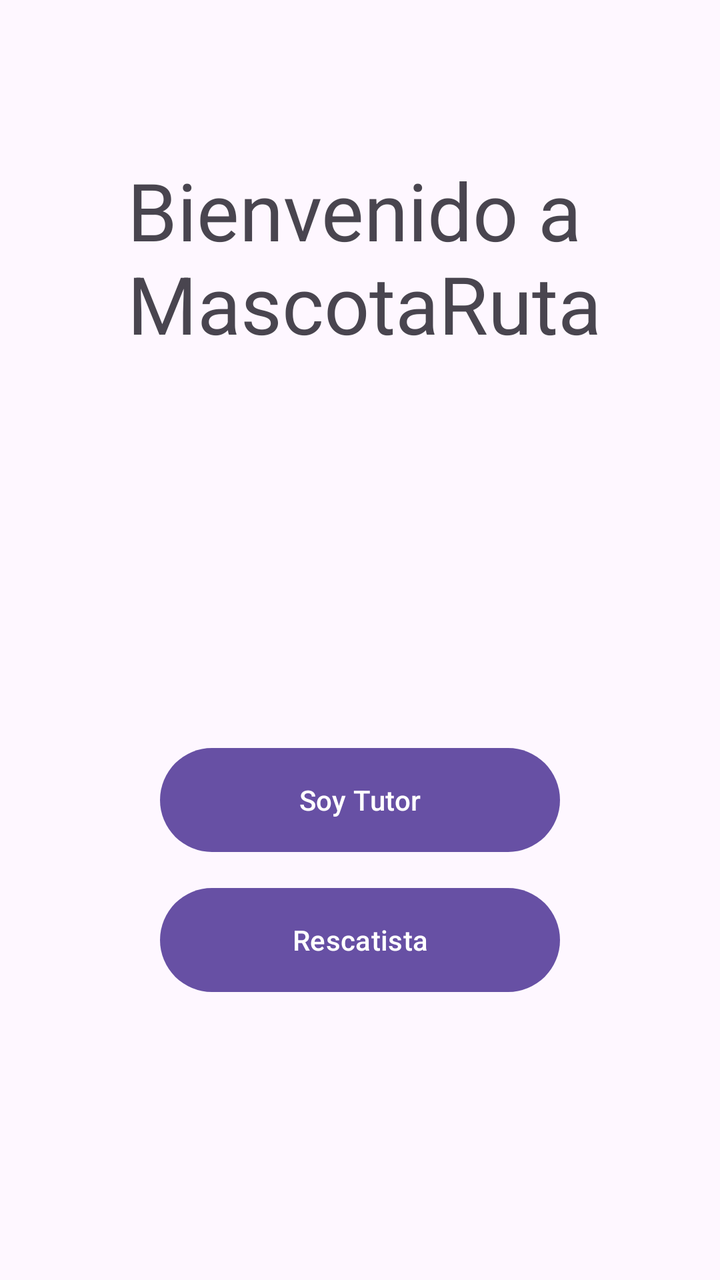
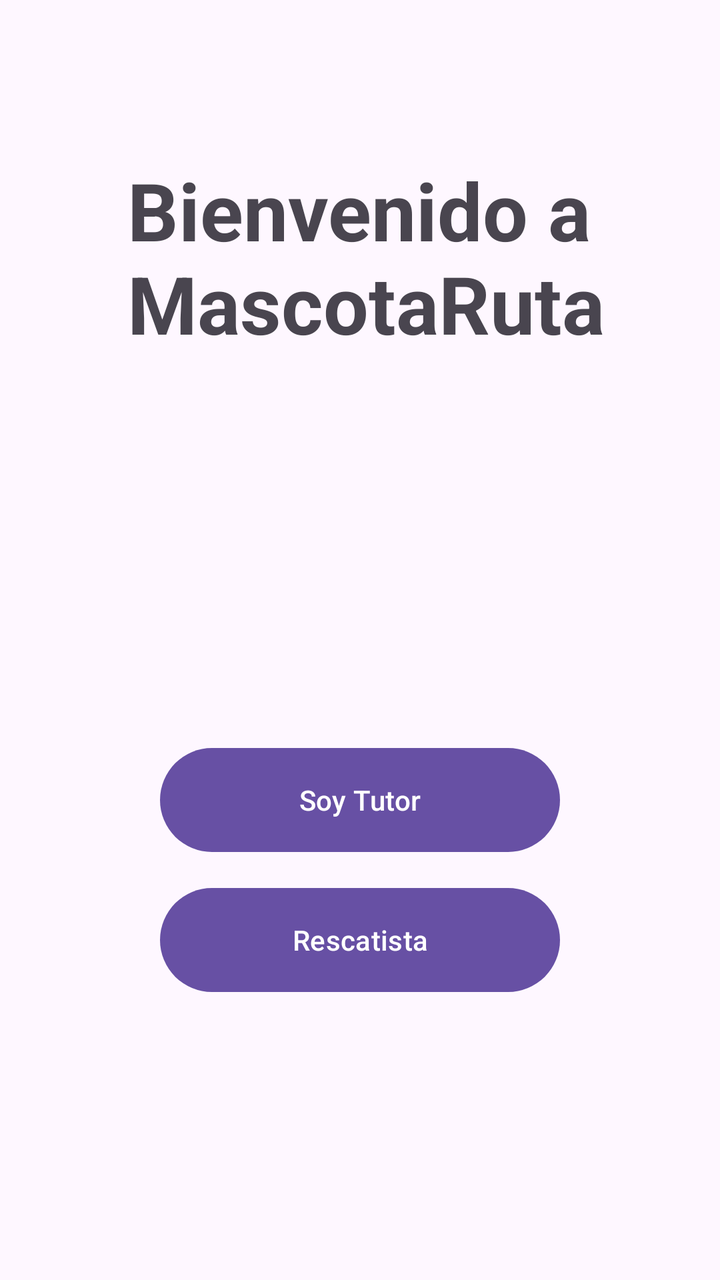

Two renders of the same Android screen: before a commit and after it. Below are the layout's source before the change and the commit's diff.
<!-- AndroidManifest.xml: application theme Theme.MascotaRuta_WAV -->
<!-- res/layout/activity_main.xml -->
<?xml version="1.0" encoding="utf-8"?>
<androidx.constraintlayout.widget.ConstraintLayout xmlns:android="http://schemas.android.com/apk/res/android"
    xmlns:app="http://schemas.android.com/apk/res-auto"
    xmlns:tools="http://schemas.android.com/tools"
    android:id="@+id/main"
    android:layout_width="match_parent"
    android:layout_height="match_parent"
    tools:context=".MainActivity">

    <TextView
        android:id="@+id/textView"
        android:layout_width="260dp"
        android:layout_height="108dp"
        android:text="Bienvenido a MascotaRuta"
        android:textSize="40dp"
        app:layout_constraintBottom_toBottomOf="parent"
        app:layout_constraintEnd_toEndOf="parent"
        app:layout_constraintHorizontal_bias="0.635"
        app:layout_constraintStart_toStartOf="parent"
        app:layout_constraintTop_toTopOf="parent"
        app:layout_constraintVertical_bias="0.147" />

    <Button
        android:id="@+id/btnTutor"
        android:layout_width="200dp"
        android:layout_height="60dp"
        android:text="Soy Tutor"
        app:layout_constraintBottom_toTopOf="@+id/btnRescatista"
        app:layout_constraintEnd_toEndOf="parent"
        app:layout_constraintStart_toStartOf="parent"
        app:layout_constraintTop_toBottomOf="@+id/textView"
        app:layout_constraintVertical_bias="0.948" />

    <Button
        android:id="@+id/btnRescatista"
        android:layout_width="200dp"
        android:layout_height="60dp"
        android:layout_marginBottom="140dp"
        android:text="Rescatista"
        app:layout_constraintBottom_toBottomOf="parent"
        app:layout_constraintEnd_toEndOf="parent"
        app:layout_constraintStart_toStartOf="parent" />

</androidx.constraintlayout.widget.ConstraintLayout>
<!-- resources referenced by this layout -->
<resources>
  <style name="Theme.MascotaRuta_WAV" parent="Base.Theme.MascotaRuta_WAV" />
  <style name="Base.Theme.MascotaRuta_WAV" parent="Theme.Material3.DayNight.NoActionBar">
          
          
      </style>
</resources>

<!-- the commit's change to res/layout/activity_main.xml (unified diff, before → after) -->
@@ -13,6 +13,7 @@
         android:layout_height="108dp"
         android:text="Bienvenido a MascotaRuta"
         android:textSize="40dp"
+        android:textStyle="bold"
         app:layout_constraintBottom_toBottomOf="parent"
         app:layout_constraintEnd_toEndOf="parent"
         app:layout_constraintHorizontal_bias="0.635"
